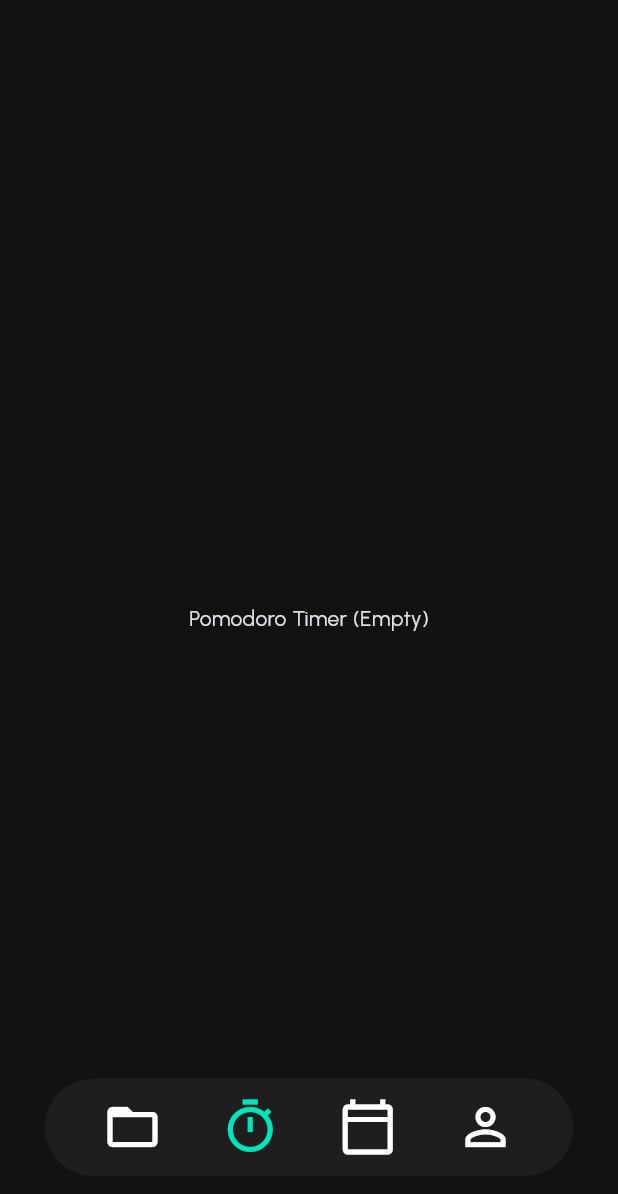
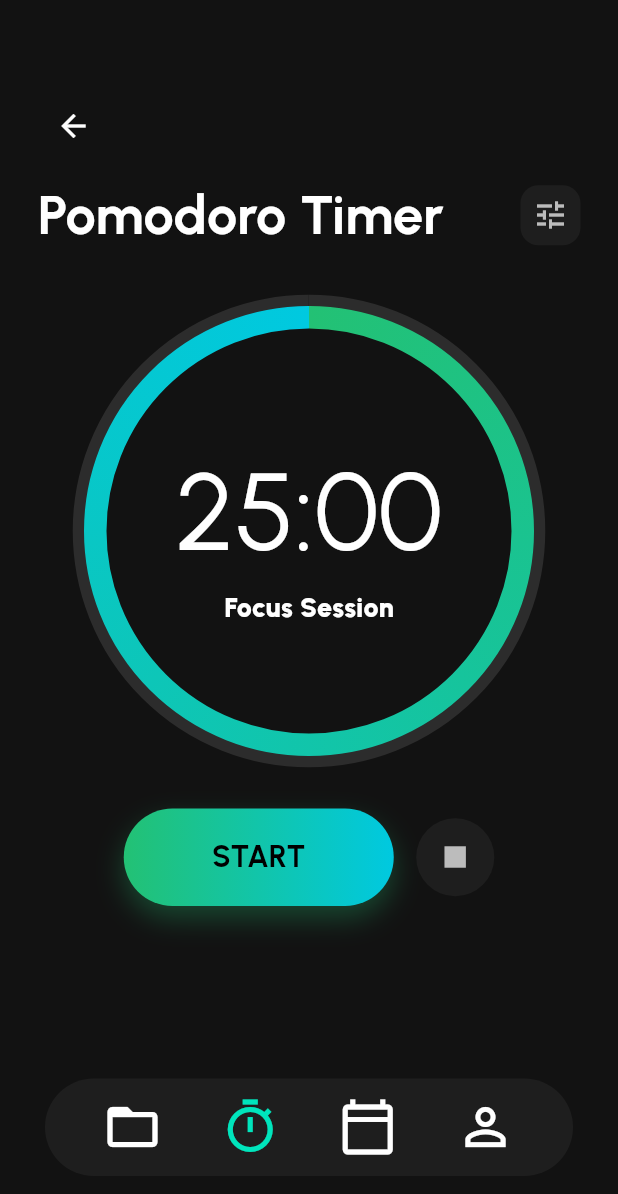
Before and after one commit to AIcademy-App/AIcademy, a Flutter app: the screen it shows once a user with an empty profile is signed in, item 2 of the bottom bar chosen, on a phone screen of 412 x 824 dp. Shown: the top 1194 px of the screen. Run offline on Flutter 3.47's test engine with Material 3 defaults, Android fonts, the light colour scheme and no system bars; our stand-ins replace cloud_firestore, firebase_auth, firebase_core; accounts and stored records are empty.

Commit message:
Add reminder and pomodoro timer features

```diff
--- a/lib/models/shedular_model.dart
+++ b/lib/models/shedular_model.dart
@@ -13,18 +13,15 @@ class Scheduler {
     required this.dayIndex,
   });
 
-  // Convert Firestore Document to a Dart Object
   factory Scheduler.fromMap(Map<String, dynamic> map, String id) {
     return Scheduler(
       scheduleId: id,
       task: map['task'] ?? '',
-      // Firestore returns a Timestamp, which we convert to a Dart DateTime
       time: map['time'] != null ? (map['time'] as Timestamp).toDate() : DateTime.now(),
       dayIndex: map['dayIndex'] ?? 0,
     );
   }
 
-  // Convert Dart Object to a Map to send to Firestore
   Map<String, dynamic> toMap() {
     return {
       'task': task,
--- a/lib/screens/navigation.dart
+++ b/lib/screens/navigation.dart
@@ -2,6 +2,7 @@ import 'package:flutter/material.dart';
 import 'schedular_screen.dart';
 import 'project_screen.dart';
 import 'profile_screen.dart';
+import 'pomodoro_screen.dart';
 
 // --- THEME CONSTANTS ---
 class AppColors {
@@ -24,7 +25,7 @@ class _MainNavigationScreenState extends State<MainNavigationScreen> {
 //profile screen only works when user is logged in
   final List<Widget> _pages = [
     const ProjectPage(),
-    const Center(child: Text("Pomodoro Timer (Empty)")),
+    const PomodoroPage(),
     const SchedulerPage(),
     const ProfileScreen(),
   ];
--- /dev/null
+++ b/lib/screens/pomodoro_screen.dart
@@ -0,0 +1,352 @@
+import 'dart:async';
+import 'dart:math' as math;
+import 'package:flutter/material.dart';
+import 'package:cloud_firestore/cloud_firestore.dart';
+import 'package:firebase_auth/firebase_auth.dart';
+
+class PomodoroPage extends StatefulWidget {
+  const PomodoroPage({super.key});
+
+  @override
+  State<PomodoroPage> createState() => _PomodoroPageState();
+}
+
+class _PomodoroPageState extends State<PomodoroPage> {
+  Timer? _timer;
+
+
+  int _totalSeconds = 25 * 60;
+  int _secondsRemaining = 25 * 60;
+  bool _isRunning = false;
+
+  String get userId => FirebaseAuth.instance.currentUser?.uid ?? "";
+
+  final Color gradientStart = const Color(0xFF23C174);
+  final Color gradientEnd = const Color(0xFF00C9E0);
+
+  void _toggleTimer() {
+    if (_isRunning) {
+      _timer?.cancel();
+    } else {
+      _timer = Timer.periodic(const Duration(seconds: 1), (timer) {
+        setState(() {
+          if (_secondsRemaining > 0) {
+            _secondsRemaining--;
+          } else {
+            _timer?.cancel();
+            _isRunning = false;
+            _handleSessionComplete();
+          }
+        });
+      });
+    }
+    setState(() => _isRunning = !_isRunning);
+  }
+
+  void _resetTimer() {
+    _timer?.cancel();
+    setState(() {
+      _secondsRemaining = _totalSeconds;
+      _isRunning = false;
+    });
+  }
+
+  // Opens a bottom sheet to adjust focus time
+  void _showTimePicker(BuildContext context) {
+    if (_isRunning) {
+      ScaffoldMessenger.of(context).showSnackBar(
+        const SnackBar(content: Text("Pause the timer to adjust time")),
+      );
+      return;
+    }
+
+    showModalBottomSheet(
+      context: context,
+      backgroundColor: const Color(0xFF1E1E1E),
+      shape: const RoundedRectangleBorder(
+        borderRadius: BorderRadius.vertical(top: Radius.circular(25)),
+      ),
+      builder: (context) {
+        return Container(
+          height: 300,
+          padding: const EdgeInsets.all(20),
+          child: Column(
+            children: [
+              const Text(
+                "Adjust Focus Time",
+                style: TextStyle(color: Colors.white, fontSize: 20, fontWeight: FontWeight.bold),
+              ),
+              Expanded(
+                child: ListWheelScrollView.useDelegate(
+                  itemExtent: 50,
+                  perspective: 0.005,
+                  onSelectedItemChanged: (index) {
+                    setState(() {
+                      // Increments of 5 minutes
+                      _totalSeconds = (index + 1) * 5 * 60;
+                      _secondsRemaining = _totalSeconds;
+                    });
+                  },
+                  childDelegate: ListWheelChildBuilderDelegate(
+                    childCount: 12,
+                    builder: (context, index) => Center(
+                      child: Text(
+                        "${(index + 1) * 5} Minutes",
+                        style: const TextStyle(color: Colors.white, fontSize: 18),
+                      ),
+                    ),
+                  ),
+                ),
+              ),
+              const SizedBox(height: 10),
+              GestureDetector(
+                onTap: () => Navigator.pop(context),
+                child: Container(
+                  width: double.infinity,
+                  padding: const EdgeInsets.symmetric(vertical: 15),
+                  decoration: BoxDecoration(
+                    gradient: LinearGradient(colors: [gradientStart, gradientEnd]),
+                    borderRadius: BorderRadius.circular(30),
+                  ),
+                  child: const Center(
+                    child: Text("DONE", style: TextStyle(fontWeight: FontWeight.bold, color: Colors.black)),
+                  ),
+                ),
+              ),
+            ],
+          ),
+        );
+      },
+    );
+  }
+
+  Future<void> _handleSessionComplete() async {
+    if (userId.isEmpty) return;
+    try {
+      await FirebaseFirestore.instance
+          .collection('users')
+          .doc(userId)
+          .update({'points': FieldValue.increment(10)});
+    } catch (e) {
+      debugPrint("Error updating points: $e");
+    }
+  }
+
+  String _formatTime(int seconds) {
+    int mins = seconds ~/ 60;
+    int secs = seconds % 60;
+    return "${mins.toString().padLeft(2, '0')}:${secs.toString().padLeft(2, '0')}";
+  }
+
+  @override
+  void dispose() {
+    _timer?.cancel();
+    super.dispose();
+  }
+
+  @override
+  Widget build(BuildContext context) {
+    return Scaffold(
+      backgroundColor: const Color(0xFF121212),
+      body: Padding(
+        padding: const EdgeInsets.symmetric(horizontal: 25.0),
+        child: Column(
+          crossAxisAlignment: CrossAxisAlignment.start,
+          children: [
+            const SizedBox(height: 60),
+            IconButton(
+              icon: const Icon(Icons.arrow_back, color: Colors.white),
+              onPressed: () => Navigator.pop(context),
+            ),
+            const SizedBox(height: 10),
+            Row(
+              mainAxisAlignment: MainAxisAlignment.spaceBetween,
+              children: [
+                const Text(
+                  "Pomodoro Timer",
+                  style: TextStyle(
+                    fontSize: 36,
+                    fontWeight: FontWeight.bold,
+                    color: Colors.white,
+                    fontFamily: 'Urbanist',
+                  ),
+                ),
+                _buildTopActionIcon(Icons.tune),
+              ],
+            ),
+            const Spacer(),
+
+            // --- GRADIENT PROGRESS RING ---
+            Center(
+              child: Stack(
+                alignment: Alignment.center,
+                children: [
+                  // Gray Background Ring
+                  SizedBox(
+                    width: 300,
+                    height: 300,
+                    child: CircularProgressIndicator(
+                      value: 1.0,
+                      strokeWidth: 15,
+                      color: const Color(0xFF2C2C2C),
+                    ),
+                  ),
+                  // Gradient Progress Layer
+                  SizedBox(
+                    width: 300,
+                    height: 300,
+                    child: Transform.rotate(
+                      angle: -math.pi / 2,
+                      child: CustomPaint(
+                        painter: GradientProgressPainter(
+                          progress: _secondsRemaining / _totalSeconds,
+                          startColor: gradientStart,
+                          endColor: gradientEnd,
+                        ),
+                      ),
+                    ),
+                  ),
+                  Column(
+                    mainAxisSize: MainAxisSize.min,
+                    children: [
+                      Text(
+                        _formatTime(_secondsRemaining),
+                        style: const TextStyle(
+                          fontSize: 72,
+                          fontWeight: FontWeight.w400,
+                          color: Colors.white,
+                        ),
+                      ),
+                      const Text(
+                        "Focus Session",
+                        style: TextStyle(color: Colors.white, fontWeight: FontWeight.w900, fontSize: 18),
+                      ),
+                    ],
+                  ),
+                ],
+              ),
+            ),
+
+            const Spacer(),
+
+            // --- GRADIENT BUTTONS ---
+            Row(
+              mainAxisAlignment: MainAxisAlignment.center,
+              children: [
+                if (_secondsRemaining < _totalSeconds)
+                  _buildCircleButton(
+                    _isRunning ? Icons.play_arrow : Icons.pause,
+                    _toggleTimer
+                  ),
+                if (_secondsRemaining < _totalSeconds) const SizedBox(width: 15),
+
+                GestureDetector(
+                  onTap: _toggleTimer,
+                  child: Container(
+                    width: 180,
+                    padding: const EdgeInsets.symmetric(vertical: 18),
+                    decoration: BoxDecoration(
+                      gradient: LinearGradient(
+                        begin: Alignment.centerLeft,
+                        end: Alignment.centerRight,
+                        colors: [gradientStart, gradientEnd],
+                      ),
+                      borderRadius: BorderRadius.circular(40),
+                      boxShadow: [
+                        BoxShadow(
+                          color: gradientStart.withOpacity(0.3),
+                          blurRadius: 15,
+                          offset: const Offset(0, 8),
+                        )
+                      ]
+                    ),
+                    child: Center(
+                      child: Text(
+                        _isRunning ? "PAUSE" : "START",
+                        style: const TextStyle(
+                          color: Colors.black,
+                          fontWeight: FontWeight.bold,
+                          fontSize: 20,
+                        ),
+                      ),
+                    ),
+                  ),
+                ),
+
+                const SizedBox(width: 15),
+                _buildCircleButton(Icons.stop, _resetTimer),
+              ],
+            ),
+            const SizedBox(height: 220),
+          ],
+        ),
+      ),
+    );
+  }
+
+  // Clickable Settings Icon
+  Widget _buildTopActionIcon(IconData icon) {
+    return GestureDetector(
+      onTap: () => _showTimePicker(context),
+      child: Container(
+        padding: const EdgeInsets.all(8),
+        decoration: BoxDecoration(
+          color: const Color(0xFF1E1E1E),
+          borderRadius: BorderRadius.circular(12),
+        ),
+        child: Icon(icon, color: Colors.white70),
+      ),
+    );
+  }
+
+  Widget _buildCircleButton(IconData icon, VoidCallback onTap) {
+    return GestureDetector(
+      onTap: onTap,
+      child: Container(
+        padding: const EdgeInsets.all(12),
+        decoration: const BoxDecoration(
+          color: Color(0xFF1E1E1E),
+          shape: BoxShape.circle,
+        ),
+        child: Icon(icon, color: Colors.white70, size: 28),
+      ),
+    );
+  }
+}
+
+class GradientProgressPainter extends CustomPainter {
+  final double progress;
+  final Color startColor;
+  final Color endColor;
+
+  GradientProgressPainter({
+    required this.progress,
+    required this.startColor,
+    required this.endColor,
+  });
+
+  @override
+  void paint(Canvas canvas, Size size) {
+    final rect = Offset.zero & size;
+    final paint = Paint()
+      ..strokeWidth = 15
+      ..strokeCap = StrokeCap.round
+      ..style = PaintingStyle.stroke
+      ..shader = SweepGradient(
+        colors: [startColor, endColor],
+        stops: const [0.0, 1.0],
+        transform: const GradientRotation(0),
+      ).createShader(rect);
+
+    canvas.drawArc(
+      rect.deflate(paint.strokeWidth / 2),
+      0,
+      math.pi * 2 * progress,
+      false,
+      paint,
+    );
+  }
+
+  @override
+  bool shouldRepaint(covariant CustomPainter oldDelegate) => true;
+}
```
Also changed, not shown: lib/models/reminder_model.dart (added, +26 -0 lines), lib/screens/schedular_screen.dart (+114 -145 lines), lib/services/reminder_service.dart (added, +56 -0 lines).
